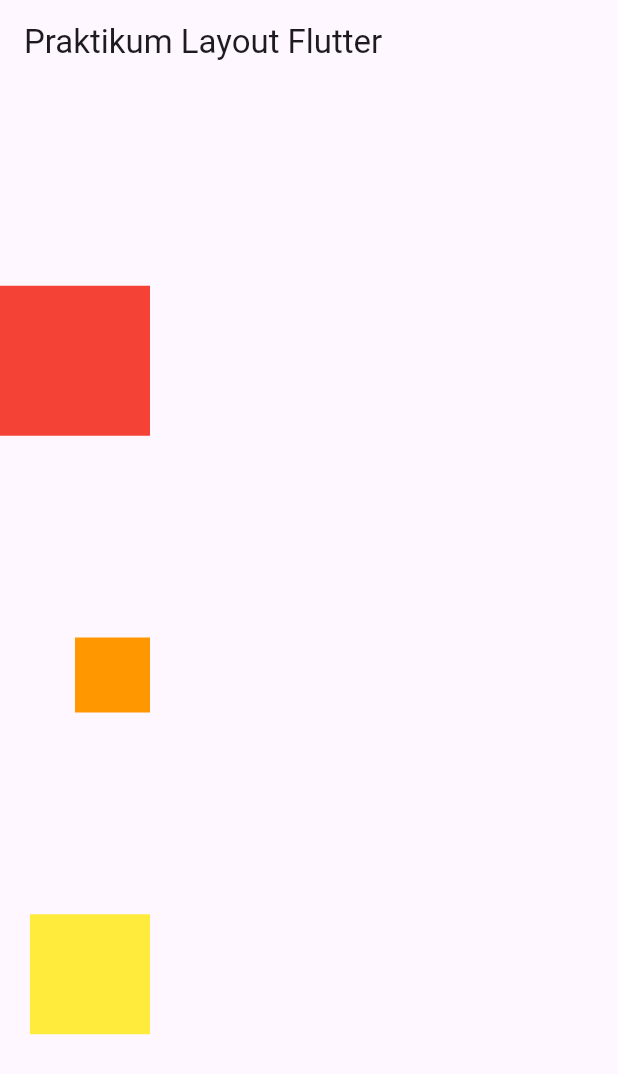
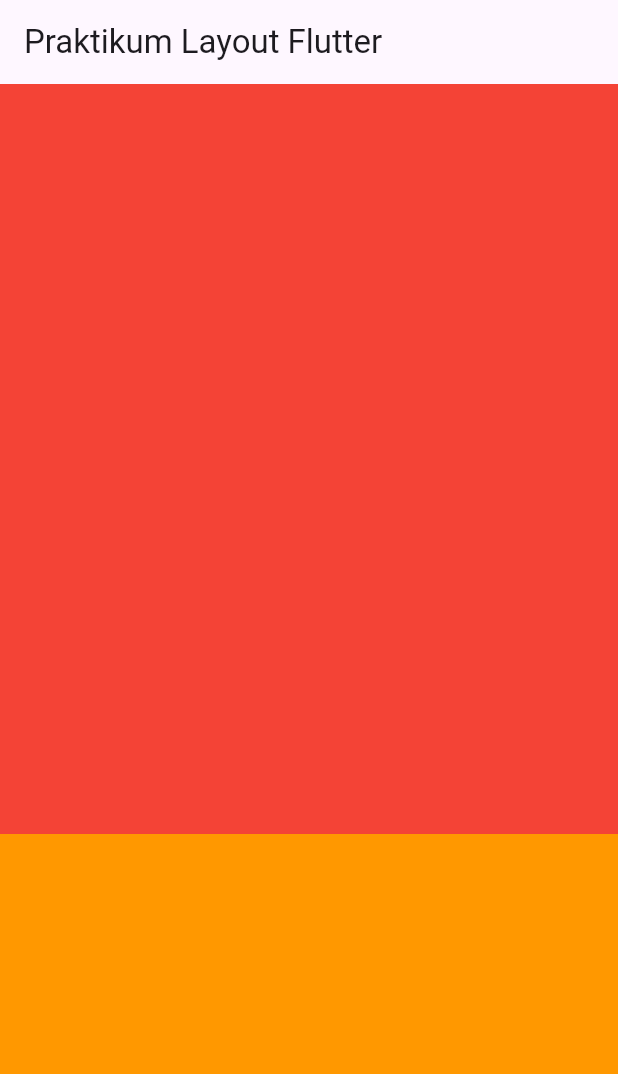
Before and after one commit to alicialf12/praktikumUnit3_Flutter, a Flutter app: the screen it shows after launch, on a phone screen of 412 x 824 dp. Shown: the top 1074 px of the screen. Run offline on Flutter 3.47's test engine with Material 3 defaults, Android fonts, the phone set to English and light mode, and no system bars.

Commit message:
f. Penanganan Overflow

```diff
--- a/lib/main.dart
+++ b/lib/main.dart
@@ -30,14 +30,12 @@ class HomePage extends StatelessWidget {
       appBar: AppBar(
         title: const Text('Praktikum Layout Flutter'),
       ),
-      body: Column(
-        mainAxisAlignment: MainAxisAlignment.spaceEvenly,
-        crossAxisAlignment: CrossAxisAlignment.end,
-        children: <Widget>[
-          Container(color: Colors.red, height: 100, width: 100),
-          Container(color: Colors.orange, height: 50, width: 50),
-          Container(color: Colors.yellow, height: 80, width: 80),
-        ],
+      body: ListView(
+          children: <Widget>[
+          Container(color: Colors.red, height: 500, width: 100),
+          Container(color: Colors.orange, height: 500, width: 50),
+          Container(color: Colors.yellow, height: 500, width: 80),
+          ],
       ),
     );
   }
```
